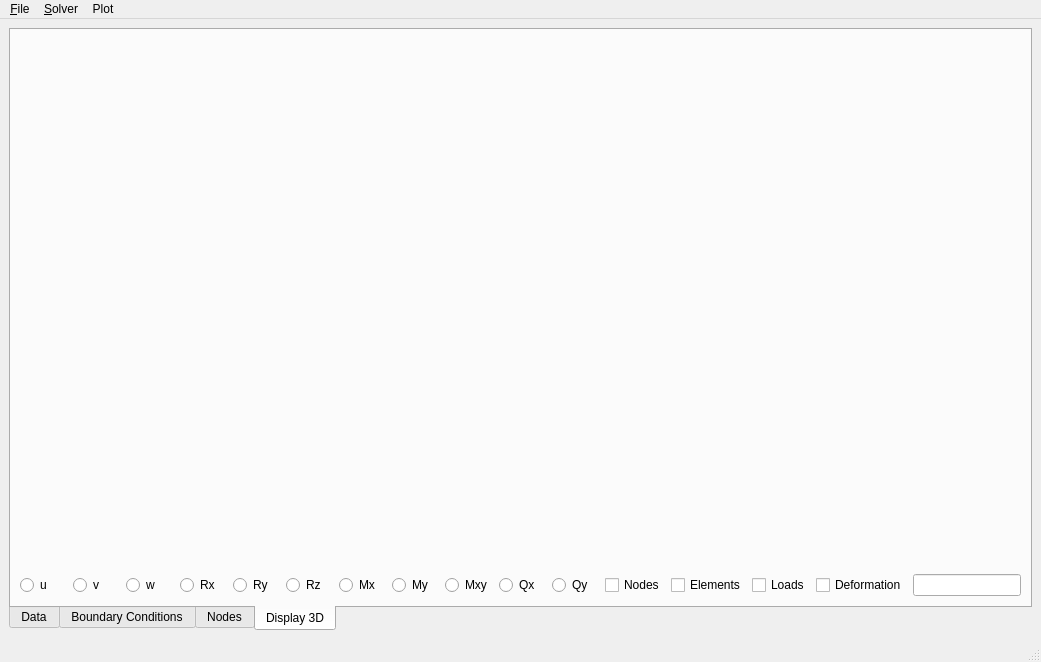
IvanAssing/FEM-Shell, file femshell.ui: the form before one commit.
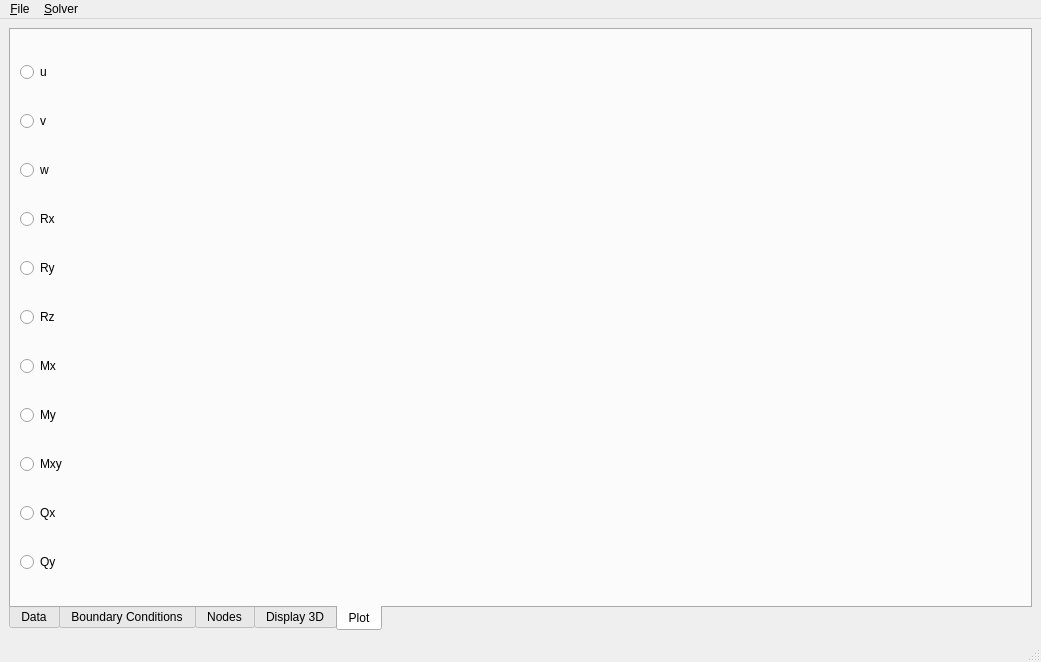
The form after the commit. Custom widgets are drawn as their Qt base class.

```diff
--- a/femshell.ui
+++ b/femshell.ui
@@ -14,8 +14,8 @@
    <string>MainWindow</string>
   </property>
   <widget class="QWidget" name="centralwidget">
-   <layout class="QGridLayout" name="gridLayout_8">
-    <item row="0" column="1">
+   <layout class="QVBoxLayout" name="verticalLayout_21">
+    <item>
      <widget class="QTabWidget" name="tabWidget">
       <property name="tabPosition">
        <enum>QTabWidget::South</enum>
@@ -24,7 +24,7 @@
        <enum>QTabWidget::Rounded</enum>
       </property>
       <property name="currentIndex">
-       <number>3</number>
+       <number>4</number>
       </property>
       <widget class="QWidget" name="tab">
        <property name="autoFillBackground">
@@ -1103,6 +1103,90 @@
         </item>
        </layout>
       </widget>
+      <widget class="QWidget" name="tab_5">
+       <attribute name="title">
+        <string>Plot</string>
+       </attribute>
+       <layout class="QVBoxLayout" name="verticalLayout_22">
+        <item>
+         <widget class="QRadioButton" name="radioButton_29">
+          <property name="text">
+           <string>u</string>
+          </property>
+         </widget>
+        </item>
+        <item>
+         <widget class="QRadioButton" name="radioButton_23">
+          <property name="text">
+           <string>v</string>
+          </property>
+         </widget>
+        </item>
+        <item>
+         <widget class="QRadioButton" name="radioButton_26">
+          <property name="text">
+           <string>w</string>
+          </property>
+         </widget>
+        </item>
+        <item>
+         <widget class="QRadioButton" name="radioButton_20">
+          <property name="text">
+           <string>Rx</string>
+          </property>
+         </widget>
+        </item>
+        <item>
+         <widget class="QRadioButton" name="radioButton_27">
+          <property name="text">
+           <string>Ry</string>
+          </property>
+         </widget>
+        </item>
+        <item>
+         <widget class="QRadioButton" name="radioButton_21">
+          <property name="text">
+           <string>Rz</string>
+          </property>
+         </widget>
+        </item>
+        <item>
+         <widget class="QRadioButton" name="radioButton_30">
+          <property name="text">
+           <string>Mx</string>
+          </property>
+         </widget>
+        </item>
+        <item>
+         <widget class="QRadioButton" name="radioButton_22">
+          <property name="text">
+           <string>My</string>
+          </property>
+         </widget>
+        </item>
+        <item>
+         <widget class="QRadioButton" name="radioButton_24">
+          <property name="text">
+           <string>Mxy</string>
+          </property>
+         </widget>
+        </item>
+        <item>
+         <widget class="QRadioButton" name="radioButton_28">
+          <property name="text">
+           <string>Qx</string>
+          </property>
+         </widget>
+        </item>
+        <item>
+         <widget class="QRadioButton" name="radioButton_25">
+          <property name="text">
+           <string>Qy</string>
+          </property>
+         </widget>
+        </item>
+       </layout>
+      </widget>
      </widget>
     </item>
    </layout>
@@ -1130,17 +1214,8 @@
     <addaction name="action_Genarate_Mesh"/>
     <addaction name="actionSolver"/>
    </widget>
-   <widget class="QMenu" name="menuPlot">
-    <property name="title">
-     <string>Plot</string>
-    </property>
-    <addaction name="actionU"/>
-    <addaction name="actionV_2"/>
-    <addaction name="actionW"/>
-   </widget>
    <addaction name="menu_File"/>
    <addaction name="menu_Solver"/>
-   <addaction name="menuPlot"/>
   </widget>
   <widget class="QStatusBar" name="statusbar"/>
   <action name="action_Genarate_Mesh">
```
